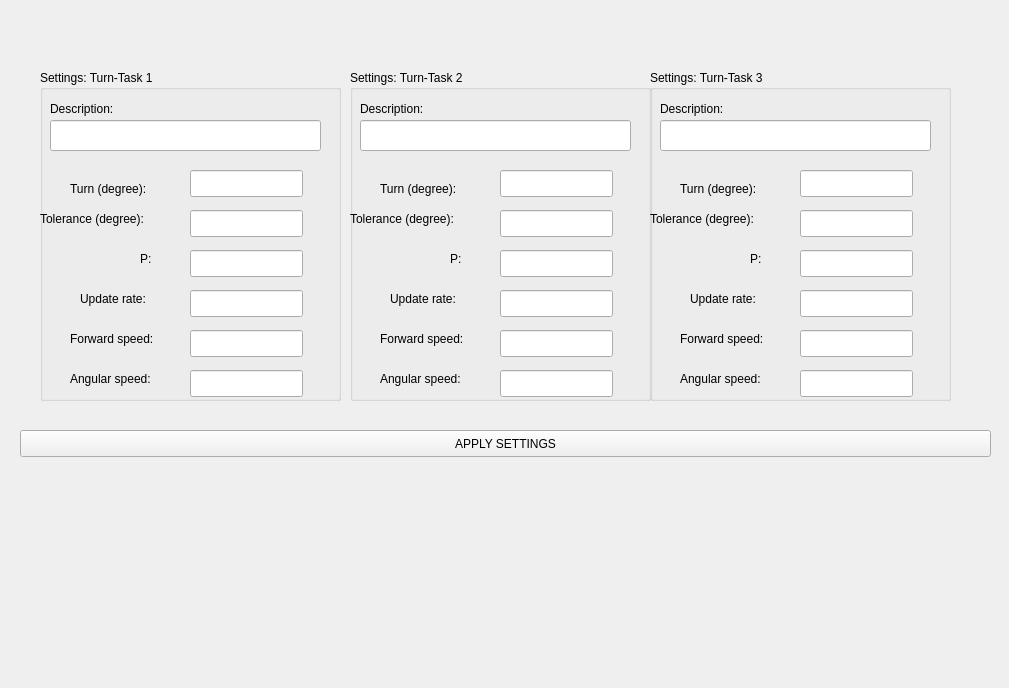
Above: Hanse/TaskTurn/taskturnform.ui from iti-luebeck/HANSE2011 before the change. Below: the same form after it.
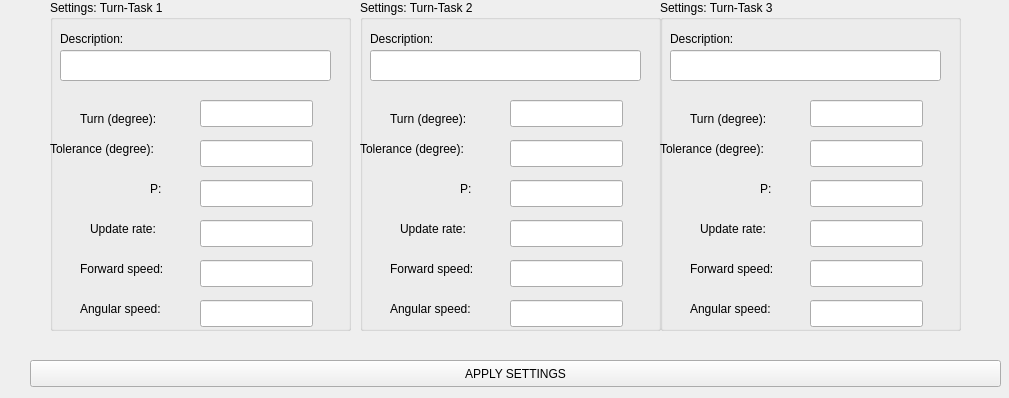
That is the form after the change.

Patch:
```diff
--- a/Hanse/TaskTurn/taskturnform.ui
+++ b/Hanse/TaskTurn/taskturnform.ui
@@ -7,7 +7,7 @@
     <x>0</x>
     <y>0</y>
     <width>1009</width>
-    <height>688</height>
+    <height>398</height>
    </rect>
   </property>
   <property name="windowTitle">
@@ -16,8 +16,8 @@
   <widget class="QPushButton" name="applyButton">
    <property name="geometry">
     <rect>
-     <x>20</x>
-     <y>430</y>
+     <x>30</x>
+     <y>360</y>
      <width>971</width>
      <height>27</height>
     </rect>
@@ -29,8 +29,8 @@
   <widget class="QGroupBox" name="groupBox">
    <property name="geometry">
     <rect>
-     <x>40</x>
-     <y>70</y>
+     <x>50</x>
+     <y>0</y>
      <width>301</width>
      <height>331</height>
     </rect>
@@ -203,8 +203,8 @@
   <widget class="QGroupBox" name="groupBox_2">
    <property name="geometry">
     <rect>
-     <x>350</x>
-     <y>70</y>
+     <x>360</x>
+     <y>0</y>
      <width>301</width>
      <height>331</height>
     </rect>
@@ -377,8 +377,8 @@
   <widget class="QGroupBox" name="groupBox_3">
    <property name="geometry">
     <rect>
-     <x>650</x>
-     <y>70</y>
+     <x>660</x>
+     <y>0</y>
      <width>301</width>
      <height>331</height>
     </rect>
```
